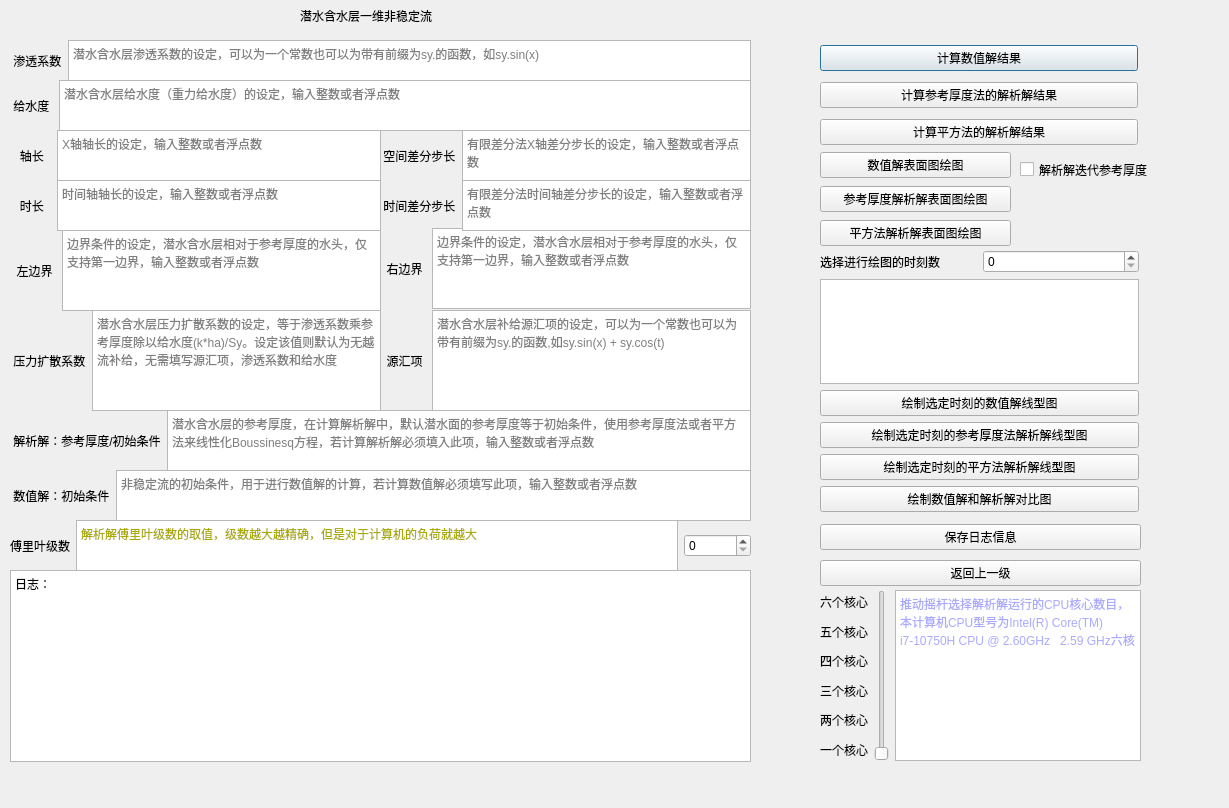
Old version of the form ui/oduausf.ui in the repository Yulei-3005240023/FDM_groundwater.
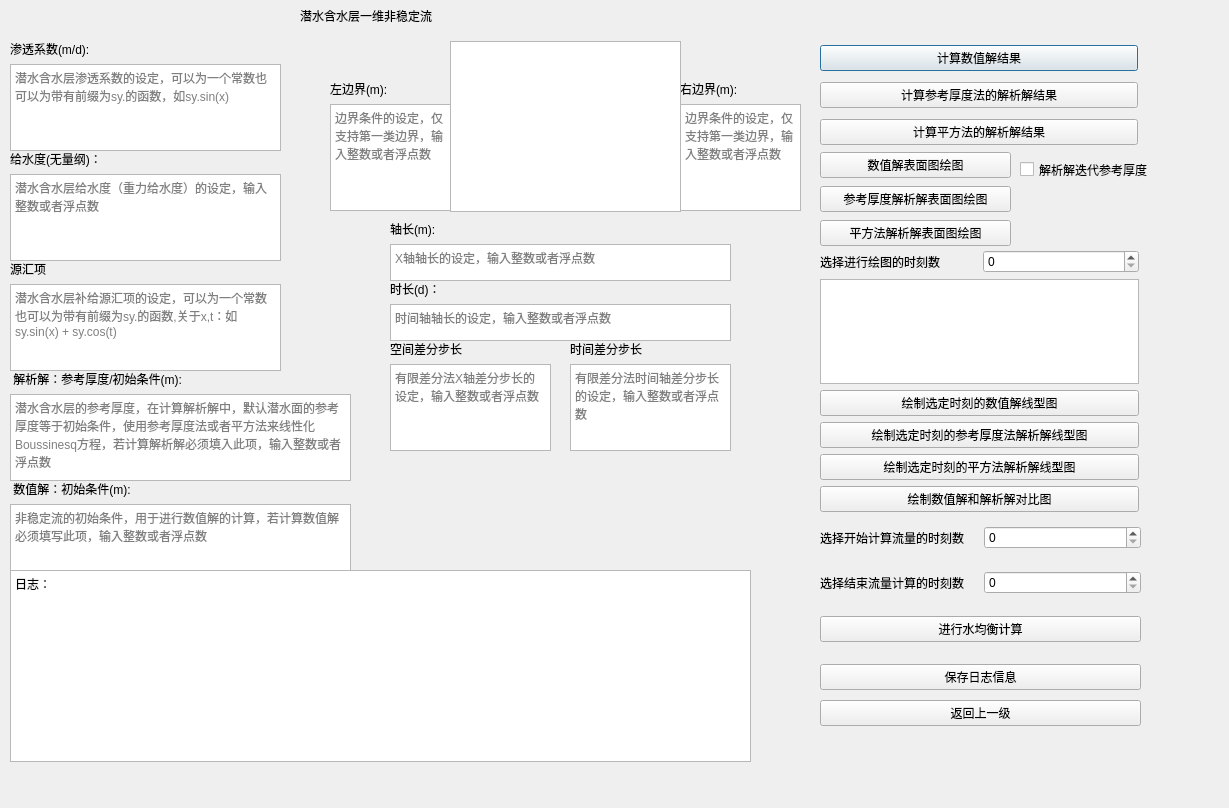
New version of the form.

The edit to the form file:
```diff
--- a/ui/oduausf.ui
+++ b/ui/oduausf.ui
@@ -32,355 +32,6 @@
     <string>潜水含水层一维非稳定流</string>
    </property>
   </widget>
-  <widget class="QWidget" name="horizontalLayoutWidget">
-   <property name="geometry">
-    <rect>
-     <x>10</x>
-     <y>40</y>
-     <width>741</width>
-     <height>41</height>
-    </rect>
-   </property>
-   <layout class="QHBoxLayout" name="horizontalLayout">
-    <item>
-     <widget class="QLabel" name="label_2">
-      <property name="text">
-       <string> 渗透系数</string>
-      </property>
-     </widget>
-    </item>
-    <item>
-     <widget class="QTextEdit" name="hydraulic_conductivity">
-      <property name="placeholderText">
-       <string>潜水含水层渗透系数的设定，可以为一个常数也可以为带有前缀为sy.的函数，如sy.sin(x)</string>
-      </property>
-     </widget>
-    </item>
-   </layout>
-  </widget>
-  <widget class="QWidget" name="horizontalLayoutWidget_2">
-   <property name="geometry">
-    <rect>
-     <x>380</x>
-     <y>310</y>
-     <width>371</width>
-     <height>101</height>
-    </rect>
-   </property>
-   <layout class="QHBoxLayout" name="horizontalLayout_2">
-    <item>
-     <widget class="QLabel" name="label_3">
-      <property name="text">
-       <string>  源汇项 </string>
-      </property>
-     </widget>
-    </item>
-    <item>
-     <widget class="QTextEdit" name="leakage_recharge">
-      <property name="placeholderText">
-       <string>潜水含水层补给源汇项的设定，可以为一个常数也可以为带有前缀为sy.的函数,如sy.sin(x) + sy.cos(t)</string>
-      </property>
-     </widget>
-    </item>
-   </layout>
-  </widget>
-  <widget class="QWidget" name="horizontalLayoutWidget_3">
-   <property name="geometry">
-    <rect>
-     <x>10</x>
-     <y>230</y>
-     <width>371</width>
-     <height>81</height>
-    </rect>
-   </property>
-   <layout class="QHBoxLayout" name="horizontalLayout_3">
-    <item>
-     <widget class="QLabel" name="label_4">
-      <property name="text">
-       <string>  左边界 </string>
-      </property>
-     </widget>
-    </item>
-    <item>
-     <widget class="QTextEdit" name="l_boundary">
-      <property name="placeholderText">
-       <string>边界条件的设定，潜水含水层相对于参考厚度的水头，仅支持第一边界，输入整数或者浮点数</string>
-      </property>
-     </widget>
-    </item>
-   </layout>
-  </widget>
-  <widget class="QWidget" name="horizontalLayoutWidget_4">
-   <property name="geometry">
-    <rect>
-     <x>380</x>
-     <y>228</y>
-     <width>371</width>
-     <height>81</height>
-    </rect>
-   </property>
-   <layout class="QHBoxLayout" name="horizontalLayout_4">
-    <item>
-     <widget class="QLabel" name="label_5">
-      <property name="text">
-       <string>  右边界 </string>
-      </property>
-     </widget>
-    </item>
-    <item>
-     <widget class="QTextEdit" name="r_boundary">
-      <property name="placeholderText">
-       <string>边界条件的设定，潜水含水层相对于参考厚度的水头，仅支持第一边界，输入整数或者浮点数</string>
-      </property>
-     </widget>
-    </item>
-   </layout>
-  </widget>
-  <widget class="QWidget" name="horizontalLayoutWidget_5">
-   <property name="geometry">
-    <rect>
-     <x>380</x>
-     <y>130</y>
-     <width>371</width>
-     <height>51</height>
-    </rect>
-   </property>
-   <layout class="QHBoxLayout" name="horizontalLayout_5">
-    <item>
-     <widget class="QLabel" name="label_6">
-      <property name="text">
-       <string> 空间差分步长</string>
-      </property>
-     </widget>
-    </item>
-    <item>
-     <widget class="QTextEdit" name="step_length">
-      <property name="placeholderText">
-       <string>有限差分法X轴差分步长的设定，输入整数或者浮点数</string>
-      </property>
-     </widget>
-    </item>
-   </layout>
-  </widget>
-  <widget class="QWidget" name="horizontalLayoutWidget_6">
-   <property name="geometry">
-    <rect>
-     <x>10</x>
-     <y>130</y>
-     <width>371</width>
-     <height>51</height>
-    </rect>
-   </property>
-   <layout class="QHBoxLayout" name="horizontalLayout_6">
-    <item>
-     <widget class="QLabel" name="label_7">
-      <property name="text">
-       <string>   轴长  </string>
-      </property>
-     </widget>
-    </item>
-    <item>
-     <widget class="QTextEdit" name="x_length">
-      <property name="placeholderText">
-       <string>X轴轴长的设定，输入整数或者浮点数</string>
-      </property>
-     </widget>
-    </item>
-   </layout>
-  </widget>
-  <widget class="QWidget" name="horizontalLayoutWidget_7">
-   <property name="geometry">
-    <rect>
-     <x>10</x>
-     <y>410</y>
-     <width>741</width>
-     <height>61</height>
-    </rect>
-   </property>
-   <layout class="QHBoxLayout" name="horizontalLayout_7">
-    <item>
-     <widget class="QLabel" name="label_8">
-      <property name="text">
-       <string> 解析解：参考厚度/初始条件</string>
-      </property>
-     </widget>
-    </item>
-    <item>
-     <widget class="QTextEdit" name="reference_thickness">
-      <property name="placeholderText">
-       <string>潜水含水层的参考厚度，在计算解析解中，默认潜水面的参考厚度等于初始条件，使用参考厚度法或者平方法来线性化Boussinesq方程，若计算解析解必须填入此项，输入整数或者浮点数</string>
-      </property>
-     </widget>
-    </item>
-   </layout>
-  </widget>
-  <widget class="QWidget" name="horizontalLayoutWidget_8">
-   <property name="geometry">
-    <rect>
-     <x>10</x>
-     <y>470</y>
-     <width>741</width>
-     <height>51</height>
-    </rect>
-   </property>
-   <layout class="QHBoxLayout" name="horizontalLayout_8">
-    <item>
-     <widget class="QLabel" name="label_9">
-      <property name="text">
-       <string> 数值解：初始条件</string>
-      </property>
-     </widget>
-    </item>
-    <item>
-     <widget class="QTextEdit" name="initial_condition">
-      <property name="placeholderText">
-       <string>非稳定流的初始条件，用于进行数值解的计算，若计算数值解必须填写此项，输入整数或者浮点数</string>
-      </property>
-     </widget>
-    </item>
-   </layout>
-  </widget>
-  <widget class="QWidget" name="horizontalLayoutWidget_9">
-   <property name="geometry">
-    <rect>
-     <x>10</x>
-     <y>180</y>
-     <width>371</width>
-     <height>51</height>
-    </rect>
-   </property>
-   <layout class="QHBoxLayout" name="horizontalLayout_9">
-    <item>
-     <widget class="QLabel" name="label_10">
-      <property name="text">
-       <string>   时长  </string>
-      </property>
-     </widget>
-    </item>
-    <item>
-     <widget class="QTextEdit" name="t_length">
-      <property name="placeholderText">
-       <string>时间轴轴长的设定，输入整数或者浮点数</string>
-      </property>
-     </widget>
-    </item>
-   </layout>
-  </widget>
-  <widget class="QWidget" name="horizontalLayoutWidget_11">
-   <property name="geometry">
-    <rect>
-     <x>10</x>
-     <y>310</y>
-     <width>371</width>
-     <height>101</height>
-    </rect>
-   </property>
-   <layout class="QHBoxLayout" name="horizontalLayout_11">
-    <item>
-     <widget class="QLabel" name="label_12">
-      <property name="text">
-       <string> 压力扩散系数</string>
-      </property>
-     </widget>
-    </item>
-    <item>
-     <widget class="QTextEdit" name="pressure_diffusion_coefficient">
-      <property name="placeholderText">
-       <string>潜水含水层压力扩散系数的设定，等于渗透系数乘参考厚度除以给水度(k*ha)/Sy。设定该值则默认为无越流补给，无需填写源汇项，渗透系数和给水度</string>
-      </property>
-     </widget>
-    </item>
-   </layout>
-  </widget>
-  <widget class="QWidget" name="horizontalLayoutWidget_12">
-   <property name="geometry">
-    <rect>
-     <x>10</x>
-     <y>80</y>
-     <width>741</width>
-     <height>51</height>
-    </rect>
-   </property>
-   <layout class="QHBoxLayout" name="horizontalLayout_12">
-    <item>
-     <widget class="QLabel" name="label_13">
-      <property name="text">
-       <string> 给水度 </string>
-      </property>
-     </widget>
-    </item>
-    <item>
-     <widget class="QTextEdit" name="specific_yield">
-      <property name="placeholderText">
-       <string>潜水含水层给水度（重力给水度）的设定，输入整数或者浮点数</string>
-      </property>
-     </widget>
-    </item>
-   </layout>
-  </widget>
-  <widget class="QWidget" name="horizontalLayoutWidget_13">
-   <property name="geometry">
-    <rect>
-     <x>380</x>
-     <y>180</y>
-     <width>371</width>
-     <height>51</height>
-    </rect>
-   </property>
-   <layout class="QHBoxLayout" name="horizontalLayout_13">
-    <item>
-     <widget class="QLabel" name="label_14">
-      <property name="text">
-       <string> 时间差分步长</string>
-      </property>
-     </widget>
-    </item>
-    <item>
-     <widget class="QTextEdit" name="step_time">
-      <property name="placeholderText">
-       <string>有限差分法时间轴差分步长的设定，输入整数或者浮点数</string>
-      </property>
-     </widget>
-    </item>
-   </layout>
-  </widget>
-  <widget class="QWidget" name="horizontalLayoutWidget_14">
-   <property name="geometry">
-    <rect>
-     <x>10</x>
-     <y>520</y>
-     <width>741</width>
-     <height>51</height>
-    </rect>
-   </property>
-   <layout class="QHBoxLayout" name="horizontalLayout_14">
-    <item>
-     <widget class="QLabel" name="label_11">
-      <property name="text">
-       <string>傅里叶级数</string>
-      </property>
-     </widget>
-    </item>
-    <item>
-     <widget class="QTextBrowser" name="textBrowser_3">
-      <property name="html">
-       <string>&lt;!DOCTYPE HTML PUBLIC &quot;-//W3C//DTD HTML 4.0//EN&quot; &quot;http://www.w3.org/TR/REC-html40/strict.dtd&quot;&gt;
-&lt;html&gt;&lt;head&gt;&lt;meta name=&quot;qrichtext&quot; content=&quot;1&quot; /&gt;&lt;style type=&quot;text/css&quot;&gt;
-p, li { white-space: pre-wrap; }
-&lt;/style&gt;&lt;/head&gt;&lt;body style=&quot; font-family:'SimSun'; font-size:9pt; font-weight:400; font-style:normal;&quot;&gt;
-&lt;p style=&quot; margin-top:0px; margin-bottom:0px; margin-left:0px; margin-right:0px; -qt-block-indent:0; text-indent:0px;&quot;&gt;&lt;span style=&quot; color:#aaaa00;&quot;&gt;解析解傅里叶级数的取值，级数越大越精确，但是对于计算机的负荷就越大&lt;/span&gt;&lt;/p&gt;&lt;/body&gt;&lt;/html&gt;</string>
-      </property>
-     </widget>
-    </item>
-    <item>
-     <widget class="QSpinBox" name="spinBox_fourier_series">
-      <property name="maximum">
-       <number>1000000</number>
-      </property>
-     </widget>
-    </item>
-   </layout>
-  </widget>
   <widget class="QTextBrowser" name="textBrowser">
    <property name="geometry">
     <rect>
@@ -468,7 +119,7 @@
    <property name="geometry">
     <rect>
      <x>820</x>
-     <y>520</y>
+     <y>660</y>
      <width>321</width>
      <height>71</height>
     </rect>
@@ -547,91 +198,6 @@
     </item>
    </layout>
   </widget>
-  <widget class="QWidget" name="horizontalLayoutWidget_15">
-   <property name="geometry">
-    <rect>
-     <x>820</x>
-     <y>590</y>
-     <width>321</width>
-     <height>171</height>
-    </rect>
-   </property>
-   <layout class="QHBoxLayout" name="horizontalLayout_16">
-    <item>
-     <layout class="QVBoxLayout" name="verticalLayout_4">
-      <item>
-       <widget class="QLabel" name="label_16">
-        <property name="text">
-         <string>六个核心</string>
-        </property>
-       </widget>
-      </item>
-      <item>
-       <widget class="QLabel" name="label_19">
-        <property name="text">
-         <string>五个核心</string>
-        </property>
-       </widget>
-      </item>
-      <item>
-       <widget class="QLabel" name="label_18">
-        <property name="text">
-         <string>四个核心</string>
-        </property>
-       </widget>
-      </item>
-      <item>
-       <widget class="QLabel" name="label_20">
-        <property name="text">
-         <string>三个核心</string>
-        </property>
-       </widget>
-      </item>
-      <item>
-       <widget class="QLabel" name="label_17">
-        <property name="text">
-         <string>两个核心</string>
-        </property>
-       </widget>
-      </item>
-      <item>
-       <widget class="QLabel" name="label_21">
-        <property name="text">
-         <string>一个核心</string>
-        </property>
-       </widget>
-      </item>
-     </layout>
-    </item>
-    <item>
-     <widget class="QSlider" name="verticalSlider">
-      <property name="minimum">
-       <number>1</number>
-      </property>
-      <property name="maximum">
-       <number>6</number>
-      </property>
-      <property name="value">
-       <number>1</number>
-      </property>
-      <property name="orientation">
-       <enum>Qt::Vertical</enum>
-      </property>
-     </widget>
-    </item>
-    <item>
-     <widget class="QTextBrowser" name="textBrowser_2">
-      <property name="html">
-       <string>&lt;!DOCTYPE HTML PUBLIC &quot;-//W3C//DTD HTML 4.0//EN&quot; &quot;http://www.w3.org/TR/REC-html40/strict.dtd&quot;&gt;
-&lt;html&gt;&lt;head&gt;&lt;meta name=&quot;qrichtext&quot; content=&quot;1&quot; /&gt;&lt;style type=&quot;text/css&quot;&gt;
-p, li { white-space: pre-wrap; }
-&lt;/style&gt;&lt;/head&gt;&lt;body style=&quot; font-family:'SimSun'; font-size:9pt; font-weight:400; font-style:normal;&quot;&gt;
-&lt;p style=&quot; margin-top:0px; margin-bottom:0px; margin-left:0px; margin-right:0px; -qt-block-indent:0; text-indent:0px;&quot;&gt;&lt;span style=&quot; color:#aaaaff;&quot;&gt;推动摇杆选择解析解运行的CPU核心数目，本计算机CPU型号为Intel(R) Core(TM) i7-10750H CPU @ 2.60GHz   2.59 GHz六核&lt;/span&gt;&lt;/p&gt;&lt;/body&gt;&lt;/html&gt;</string>
-      </property>
-     </widget>
-    </item>
-   </layout>
-  </widget>
   <widget class="QCheckBox" name="checkBox">
    <property name="geometry">
     <rect>
@@ -648,6 +214,349 @@
     <bool>false</bool>
    </property>
   </widget>
+  <widget class="QWidget" name="verticalLayoutWidget">
+   <property name="geometry">
+    <rect>
+     <x>10</x>
+     <y>40</y>
+     <width>271</width>
+     <height>111</height>
+    </rect>
+   </property>
+   <layout class="QVBoxLayout" name="verticalLayout">
+    <item>
+     <widget class="QLabel" name="label_2">
+      <property name="text">
+       <string>渗透系数(m/d):</string>
+      </property>
+     </widget>
+    </item>
+    <item>
+     <widget class="QTextEdit" name="hydraulic_conductivity">
+      <property name="placeholderText">
+       <string>潜水含水层渗透系数的设定，可以为一个常数也可以为带有前缀为sy.的函数，如sy.sin(x)</string>
+      </property>
+     </widget>
+    </item>
+   </layout>
+  </widget>
+  <widget class="QWidget" name="verticalLayoutWidget_3">
+   <property name="geometry">
+    <rect>
+     <x>10</x>
+     <y>150</y>
+     <width>271</width>
+     <height>111</height>
+    </rect>
+   </property>
+   <layout class="QVBoxLayout" name="verticalLayout_3">
+    <item>
+     <widget class="QLabel" name="label_13">
+      <property name="text">
+       <string>给水度(无量纲)：</string>
+      </property>
+     </widget>
+    </item>
+    <item>
+     <widget class="QTextEdit" name="specific_yield">
+      <property name="placeholderText">
+       <string>潜水含水层给水度（重力给水度）的设定，输入整数或者浮点数</string>
+      </property>
+     </widget>
+    </item>
+   </layout>
+  </widget>
+  <widget class="QWidget" name="verticalLayoutWidget_6">
+   <property name="geometry">
+    <rect>
+     <x>10</x>
+     <y>260</y>
+     <width>271</width>
+     <height>111</height>
+    </rect>
+   </property>
+   <layout class="QVBoxLayout" name="verticalLayout_4">
+    <item>
+     <widget class="QLabel" name="label_3">
+      <property name="text">
+       <string>源汇项 </string>
+      </property>
+     </widget>
+    </item>
+    <item>
+     <widget class="QTextEdit" name="leakage_recharge">
+      <property name="placeholderText">
+       <string>潜水含水层补给源汇项的设定，可以为一个常数也可以为带有前缀为sy.的函数,关于x,t：如sy.sin(x) + sy.cos(t)</string>
+      </property>
+     </widget>
+    </item>
+   </layout>
+  </widget>
+  <widget class="QWidget" name="verticalLayoutWidget_8">
+   <property name="geometry">
+    <rect>
+     <x>10</x>
+     <y>370</y>
+     <width>341</width>
+     <height>111</height>
+    </rect>
+   </property>
+   <layout class="QVBoxLayout" name="verticalLayout_8">
+    <item>
+     <widget class="QLabel" name="label_8">
+      <property name="text">
+       <string> 解析解：参考厚度/初始条件(m):</string>
+      </property>
+     </widget>
+    </item>
+    <item>
+     <widget class="QTextEdit" name="reference_thickness">
+      <property name="placeholderText">
+       <string>潜水含水层的参考厚度，在计算解析解中，默认潜水面的参考厚度等于初始条件，使用参考厚度法或者平方法来线性化Boussinesq方程，若计算解析解必须填入此项，输入整数或者浮点数</string>
+      </property>
+     </widget>
+    </item>
+   </layout>
+  </widget>
+  <widget class="QWidget" name="verticalLayoutWidget_9">
+   <property name="geometry">
+    <rect>
+     <x>10</x>
+     <y>480</y>
+     <width>341</width>
+     <height>91</height>
+    </rect>
+   </property>
+   <layout class="QVBoxLayout" name="verticalLayout_9">
+    <item>
+     <widget class="QLabel" name="label_9">
+      <property name="text">
+       <string> 数值解：初始条件(m):</string>
+      </property>
+     </widget>
+    </item>
+    <item>
+     <widget class="QTextEdit" name="initial_condition">
+      <property name="placeholderText">
+       <string>非稳定流的初始条件，用于进行数值解的计算，若计算数值解必须填写此项，输入整数或者浮点数</string>
+      </property>
+     </widget>
+    </item>
+   </layout>
+  </widget>
+  <widget class="QWidget" name="verticalLayoutWidget_10">
+   <property name="geometry">
+    <rect>
+     <x>680</x>
+     <y>80</y>
+     <width>121</width>
+     <height>131</height>
+    </rect>
+   </property>
+   <layout class="QVBoxLayout" name="verticalLayout_13">
+    <item>
+     <widget class="QLabel" name="label_5">
+      <property name="text">
+       <string>右边界(m):</string>
+      </property>
+     </widget>
+    </item>
+    <item>
+     <widget class="QTextEdit" name="r_boundary">
+      <property name="placeholderText">
+       <string>边界条件的设定，仅支持第一类边界，输入整数或者浮点数</string>
+      </property>
+     </widget>
+    </item>
+   </layout>
+  </widget>
+  <widget class="QTextBrowser" name="textBrowser_2">
+   <property name="geometry">
+    <rect>
+     <x>450</x>
+     <y>41</y>
+     <width>231</width>
+     <height>171</height>
+    </rect>
+   </property>
+  </widget>
+  <widget class="QWidget" name="verticalLayoutWidget_13">
+   <property name="geometry">
+    <rect>
+     <x>390</x>
+     <y>280</y>
+     <width>341</width>
+     <height>61</height>
+    </rect>
+   </property>
+   <layout class="QVBoxLayout" name="verticalLayout_15">
+    <item>
+     <widget class="QLabel" name="label_10">
+      <property name="text">
+       <string>时长(d)：</string>
+      </property>
+     </widget>
+    </item>
+    <item>
+     <widget class="QTextEdit" name="t_length">
+      <property name="placeholderText">
+       <string>时间轴轴长的设定，输入整数或者浮点数</string>
+      </property>
+     </widget>
+    </item>
+   </layout>
+  </widget>
+  <widget class="QWidget" name="verticalLayoutWidget_11">
+   <property name="geometry">
+    <rect>
+     <x>330</x>
+     <y>80</y>
+     <width>121</width>
+     <height>131</height>
+    </rect>
+   </property>
+   <layout class="QVBoxLayout" name="verticalLayout_14">
+    <item>
+     <widget class="QLabel" name="label_4">
+      <property name="text">
+       <string>左边界(m):</string>
+      </property>
+     </widget>
+    </item>
+    <item>
+     <widget class="QTextEdit" name="l_boundary">
+      <property name="placeholderText">
+       <string>边界条件的设定，仅支持第一类边界，输入整数或者浮点数</string>
+      </property>
+     </widget>
+    </item>
+   </layout>
+  </widget>
+  <widget class="QWidget" name="verticalLayoutWidget_15">
+   <property name="geometry">
+    <rect>
+     <x>390</x>
+     <y>340</y>
+     <width>161</width>
+     <height>111</height>
+    </rect>
+   </property>
+   <layout class="QVBoxLayout" name="verticalLayout_7">
+    <item>
+     <widget class="QLabel" name="label_6">
+      <property name="text">
+       <string>空间差分步长</string>
+      </property>
+     </widget>
+    </item>
+    <item>
+     <widget class="QTextEdit" name="step_length">
+      <property name="placeholderText">
+       <string>有限差分法X轴差分步长的设定，输入整数或者浮点数</string>
+      </property>
+     </widget>
+    </item>
+   </layout>
+  </widget>
+  <widget class="QWidget" name="verticalLayoutWidget_7">
+   <property name="geometry">
+    <rect>
+     <x>390</x>
+     <y>220</y>
+     <width>341</width>
+     <height>61</height>
+    </rect>
+   </property>
+   <layout class="QVBoxLayout" name="verticalLayout_10">
+    <item>
+     <widget class="QLabel" name="label_7">
+      <property name="text">
+       <string>轴长(m):</string>
+      </property>
+     </widget>
+    </item>
+    <item>
+     <widget class="QTextEdit" name="x_length">
+      <property name="placeholderText">
+       <string>X轴轴长的设定，输入整数或者浮点数</string>
+      </property>
+     </widget>
+    </item>
+   </layout>
+  </widget>
+  <widget class="QWidget" name="verticalLayoutWidget_14">
+   <property name="geometry">
+    <rect>
+     <x>570</x>
+     <y>340</y>
+     <width>161</width>
+     <height>111</height>
+    </rect>
+   </property>
+   <layout class="QVBoxLayout" name="verticalLayout_16">
+    <item>
+     <widget class="QLabel" name="label_14">
+      <property name="text">
+       <string>时间差分步长</string>
+      </property>
+     </widget>
+    </item>
+    <item>
+     <widget class="QTextEdit" name="step_time">
+      <property name="placeholderText">
+       <string>有限差分法时间轴差分步长的设定，输入整数或者浮点数</string>
+      </property>
+     </widget>
+    </item>
+   </layout>
+  </widget>
+  <widget class="QWidget" name="verticalLayoutWidget_12">
+   <property name="geometry">
+    <rect>
+     <x>820</x>
+     <y>510</y>
+     <width>321</width>
+     <height>151</height>
+    </rect>
+   </property>
+   <layout class="QVBoxLayout" name="verticalLayout_11">
+    <item>
+     <layout class="QHBoxLayout" name="horizontalLayout_18">
+      <item>
+       <widget class="QLabel" name="label_18">
+        <property name="text">
+         <string>选择开始计算流量的时刻数</string>
+        </property>
+       </widget>
+      </item>
+      <item>
+       <widget class="QSpinBox" name="spinBox_time_start"/>
+      </item>
+     </layout>
+    </item>
+    <item>
+     <layout class="QHBoxLayout" name="horizontalLayout_19">
+      <item>
+       <widget class="QLabel" name="label_19">
+        <property name="text">
+         <string>选择结束流量计算的时刻数</string>
+        </property>
+       </widget>
+      </item>
+      <item>
+       <widget class="QSpinBox" name="spinBox_time_end_3"/>
+      </item>
+     </layout>
+    </item>
+    <item>
+     <widget class="QPushButton" name="hydrological_budget">
+      <property name="text">
+       <string>进行水均衡计算</string>
+      </property>
+     </widget>
+    </item>
+   </layout>
+  </widget>
  </widget>
  <resources/>
  <connections/>
```
